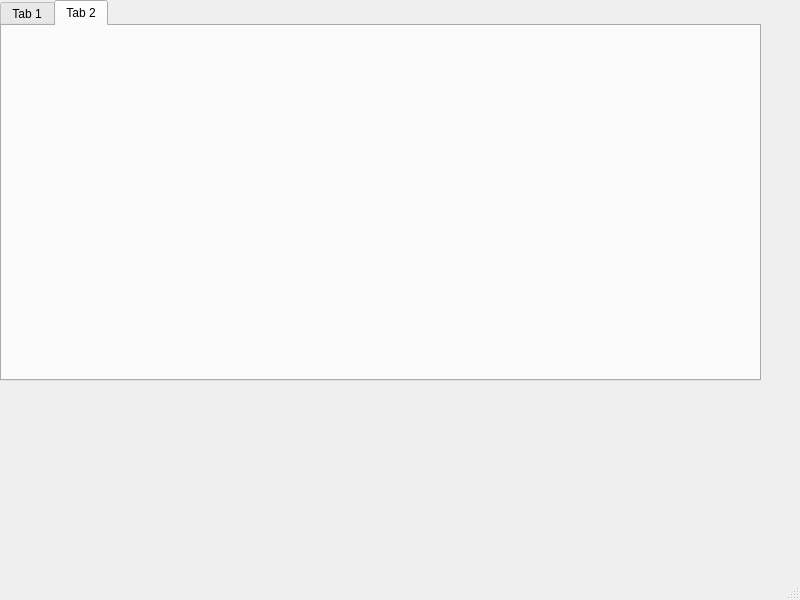
Qt form ProjectIF/mainwindow.ui (RukasuDesuu/ProjectIF-3SEM) before a commit.
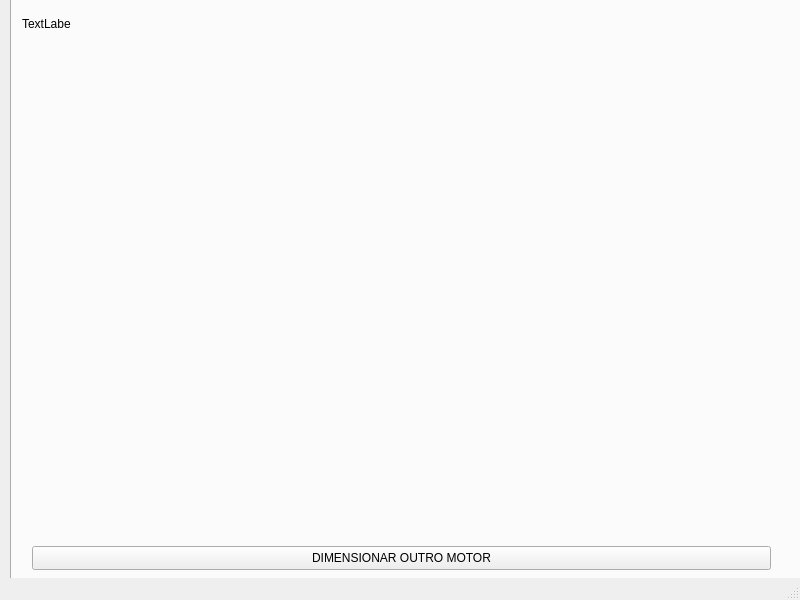
The same form after that commit. The open tabs and pages were chosen to show the change.

Diff of the .ui file:
```diff
--- a/ProjectIF/mainwindow.ui
+++ b/ProjectIF/mainwindow.ui
@@ -23,10 +23,10 @@
    <widget class="QTabWidget" name="tabWidget">
     <property name="geometry">
      <rect>
-      <x>0</x>
-      <y>0</y>
-      <width>761</width>
-      <height>381</height>
+      <x>10</x>
+      <y>-30</y>
+      <width>791</width>
+      <height>621</height>
      </rect>
     </property>
     <property name="currentIndex">
@@ -110,6 +110,32 @@
      <attribute name="title">
       <string>Tab 2</string>
      </attribute>
+     <widget class="QPushButton" name="voltarBtn">
+      <property name="geometry">
+       <rect>
+        <x>20</x>
+        <y>550</y>
+        <width>739</width>
+        <height>24</height>
+       </rect>
+      </property>
+      <property name="text">
+       <string>DIMENSIONAR OUTRO MOTOR</string>
+      </property>
+     </widget>
+     <widget class="QLabel" name="testlbl">
+      <property name="geometry">
+       <rect>
+        <x>10</x>
+        <y>20</y>
+        <width>49</width>
+        <height>16</height>
+       </rect>
+      </property>
+      <property name="text">
+       <string>TextLabel</string>
+      </property>
+     </widget>
     </widget>
    </widget>
   </widget>
```
Left out of the diff: 60 changed lines with no effect on the pictures.
